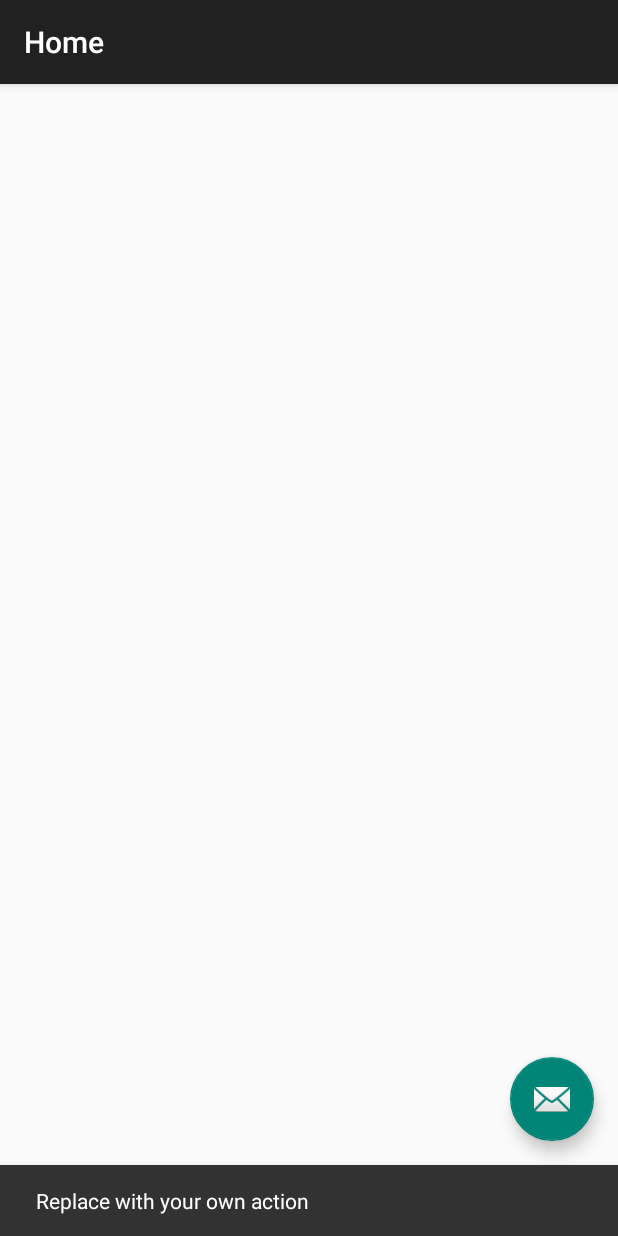
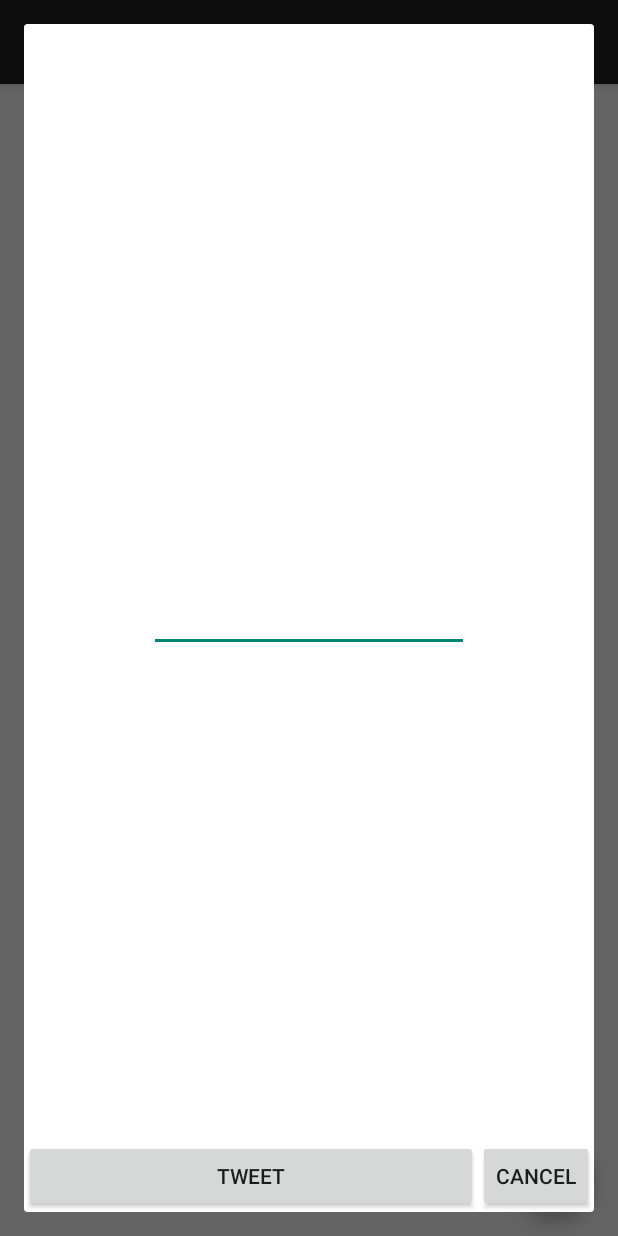
Before and after one commit to 1jinwoo/YHack_2017_Project, an Android app: the TimelineActivity screen opened directly, with no data from a screen before it, after a tap on an icon or button, on a phone screen of 412 x 824 dp. Run offline under Robolectric (Android 15) with nearby library versions, the phone set to English and light mode, and no system bars; our stand-ins replace Picasso; libraries missing offline, so code that uses them is left out: com.loopj.android; pictures from the network do not load; 2 statements that could not run were skipped.

Commit message:
Add compose tweet function

```diff
--- /dev/null
+++ b/app/src/main/java/com/codepath/apps/tweets/ComposeTweetFragment.java
@@ -0,0 +1,47 @@
+package com.codepath.apps.tweets;
+
+import android.os.Bundle;
+import android.support.annotation.Nullable;
+import android.support.v4.app.DialogFragment;
+import android.view.LayoutInflater;
+import android.view.View;
+import android.view.ViewGroup;
+import android.widget.EditText;
+
+/**
+ * Created by nidhikulkarni on 2/18/16.
+ */
+public class ComposeTweetFragment  extends DialogFragment {
+
+    private EditText etNewTweet;
+
+    @Nullable
+    @Override
+    public View onCreateView(LayoutInflater inflater, ViewGroup container, Bundle savedInstanceState) {
+        super.onCreateView(inflater, container, savedInstanceState);
+        View view = inflater.inflate(R.layout.compose_layout, container, false);
+        return view;
+    }
+
+
+    @Override
+    public void onViewCreated(View view, @Nullable Bundle savedInstanceState) {
+        super.onViewCreated(view, savedInstanceState);
+
+        etNewTweet = (EditText) view.findViewById(R.id.etNewTweet);
+
+        getDialog().setCanceledOnTouchOutside(true);
+        getDialog().setTitle("Compose Tweet");
+
+    }
+
+    public String getNewTweet() {
+        String status = etNewTweet.getText().toString();
+
+        if (status.length() > 140) {
+            return status.substring(0, 140);
+        }
+
+        return status;
+    }
+}
--- a/app/src/main/java/com/codepath/apps/tweets/TimelineActivity.java
+++ b/app/src/main/java/com/codepath/apps/tweets/TimelineActivity.java
@@ -2,12 +2,12 @@ package com.codepath.apps.tweets;
 
 import android.os.Bundle;
 import android.support.design.widget.FloatingActionButton;
-import android.support.design.widget.Snackbar;
 import android.support.v7.app.AppCompatActivity;
 import android.support.v7.widget.Toolbar;
 import android.util.Log;
 import android.view.View;
 import android.widget.ListView;
+import android.widget.Toast;
 
 import com.codepath.apps.tweets.models.Tweet;
 import com.loopj.android.http.JsonHttpResponseHandler;
@@ -30,6 +30,8 @@ public class TimelineActivity extends AppCompatActivity {
 
     private ListView lvTweets;
 
+    private ComposeTweetFragment composeFragment;
+
     @Override
     protected void onCreate(Bundle savedInstanceState) {
         super.onCreate(savedInstanceState);
@@ -41,8 +43,7 @@ public class TimelineActivity extends AppCompatActivity {
         fab.setOnClickListener(new View.OnClickListener() {
             @Override
             public void onClick(View view) {
-                Snackbar.make(view, "Replace with your own action", Snackbar.LENGTH_LONG)
-                        .setAction("Action", null).show();
+                showComposeView();
             }
         });
 
@@ -76,8 +77,48 @@ public class TimelineActivity extends AppCompatActivity {
             public void onFailure(int statusCode, Header[] headers, String responseString, Throwable throwable) {
                 super.onFailure(statusCode, headers, responseString, throwable);
                 // FIXME: do something
+                Toast.makeText(TimelineActivity.this, "Sorry, unable to load the timeline.", Toast.LENGTH_SHORT).show();
             }
         });
     }
 
+    private void composeTweet(String status) {
+        client.composeTweet(status, new JsonHttpResponseHandler() {
+            @Override
+            public void onSuccess(int statusCode, Header[] headers, JSONObject response) {
+                Log.i("INFO", response.toString());
+                timeline.add(0, Tweet.fromJSON(response));
+                adapter.notifyDataSetChanged();
+            }
+
+            @Override
+            public void onFailure(int statusCode, Header[] headers, String responseString, Throwable throwable) {
+                Toast.makeText(TimelineActivity.this, "Sorry, unable to tweet.", Toast.LENGTH_SHORT).show();
+                throwable.printStackTrace();
+            }
+        });
+    }
+
+    public void showComposeView() {
+        android.support.v4.app.FragmentTransaction ft = getSupportFragmentManager().beginTransaction();
+        composeFragment = new ComposeTweetFragment();
+        composeFragment.show(ft, "COMPOSE");
+
+    }
+
+    public void handleTweetClicked(View view) {
+        String status = composeFragment.getNewTweet();
+        if (status.length() > 0) {
+            composeTweet(status);
+        } else {
+            // FIXME: handle this properly
+            Toast.makeText(TimelineActivity.this, "Unable to tweet.", Toast.LENGTH_SHORT).show();
+        }
+        composeFragment.dismiss();
+    }
+
+    public void handleCancelClicked(View view) {
+        composeFragment.dismiss();
+    }
+
 }
--- a/app/src/main/res/layout/activity_timeline.xml
+++ b/app/src/main/res/layout/activity_timeline.xml
@@ -29,6 +29,7 @@
         android:layout_height="wrap_content"
         android:layout_gravity="bottom|end"
         android:layout_margin="@dimen/fab_margin"
-        android:src="@android:drawable/ic_dialog_email" />
+        android:src="@android:drawable/ic_input_add"
+        android:tint="#fff"/>
 
 </android.support.design.widget.CoordinatorLayout>
--- /dev/null
+++ b/app/src/main/res/layout/compose_layout.xml
@@ -0,0 +1,36 @@
+<?xml version="1.0" encoding="utf-8"?>
+<RelativeLayout xmlns:android="http://schemas.android.com/apk/res/android"
+    android:layout_width="match_parent" android:layout_height="match_parent">
+
+    <EditText
+        android:layout_width="wrap_content"
+        android:layout_height="wrap_content"
+        android:inputType="textMultiLine"
+        android:ems="10"
+        android:id="@+id/etNewTweet"
+        android:layout_centerVertical="true"
+        android:layout_centerHorizontal="true" />
+
+    <Button
+        android:layout_width="wrap_content"
+        android:layout_height="wrap_content"
+        android:text="@string/button_tweet_label"
+        android:id="@+id/btnTweet"
+        android:onClick="handleTweetClicked"
+        android:layout_alignParentBottom="true"
+        android:layout_alignParentLeft="true"
+        android:layout_alignParentStart="true"
+        android:layout_toLeftOf="@+id/btnCancel"
+        android:layout_toStartOf="@+id/btnCancel" />
+
+    <Button
+        style="?android:attr/buttonStyleSmall"
+        android:layout_width="wrap_content"
+        android:layout_height="wrap_content"
+        android:text="CANCEL"
+        android:id="@+id/btnCancel"
+        android:onClick="handleCancelClicked"
+        android:layout_alignParentBottom="true"
+        android:layout_alignParentRight="true"
+        android:layout_alignParentEnd="true" />
+</RelativeLayout>
--- a/app/src/main/res/values/strings.xml
+++ b/app/src/main/res/values/strings.xml
@@ -4,5 +4,6 @@
     <string name="app_name">Simple Tweets</string>
     <string name="login_label">Connect to Twitter</string>
     <string name="title_activity_timeline"> Home </string>
+    <string name="button_tweet_label">TWEET</string>
 
 </resources>
```
Also changed, not shown: app/src/main/java/com/codepath/apps/tweets/TwitterClient.java (+7 -0 lines).
